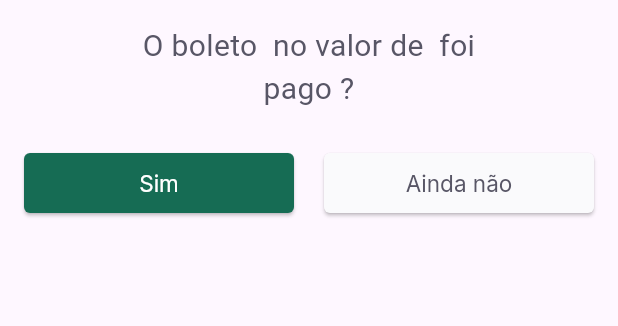
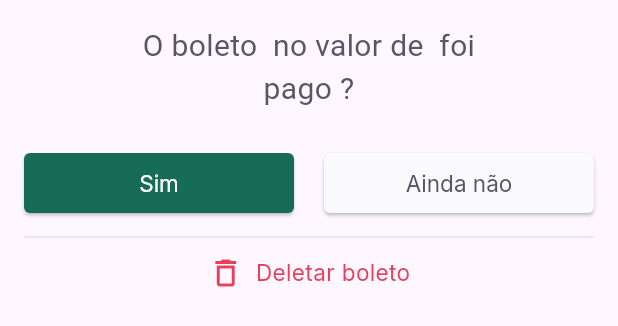
Before and after one commit to smborgesMobile/Flutter-Pay-Flow, a Flutter app: the DeleteBillBottomSheet widget shown alone on an empty page, opened directly with empty values, on a phone screen of 412 x 824 dp. Shown: the top 326 px of the screen. Run offline on Flutter 3.47's test engine with Material 3 defaults, Android fonts, the phone set to English and light mode, and no system bars; our stand-ins replace camera, firebase_core, flutter_bloc, flutter_masked_text2, google_fonts, google_sign_in and 2 more; missing offline and left inert: google_ml_kit; accounts and stored records are empty; network calls fail.

Commit message:
feat: create delete button

```diff
--- a/lib/shared/themes/app_text_styles.dart
+++ b/lib/shared/themes/app_text_styles.dart
@@ -118,4 +118,10 @@ class TextStyles {
     fontWeight: FontWeight.w600,
     color: AppColors.body,
   );
+  static final deleteLabel = GoogleFonts.inter(
+    fontSize: 15,
+    fontWeight: FontWeight.w400,
+    height: 1.0,
+    color: AppColors.delete,
+  );
 }
--- a/lib/shared/widgets/delete_bill_bottom_sheet/delete_bill_bottom_sheet.dart
+++ b/lib/shared/widgets/delete_bill_bottom_sheet/delete_bill_bottom_sheet.dart
@@ -1,6 +1,7 @@
 import 'package:flutter/material.dart';
 import 'package:learning_project/shared/themes/app_colors.dart';
 import 'package:learning_project/shared/themes/app_text_styles.dart';
+import 'package:learning_project/shared/widgets/delete_text_button/delete_text_button.dart';
 
 class DeleteBillBottomSheet extends StatelessWidget {
   final VoidCallback onConfirm;
@@ -33,8 +34,7 @@ class DeleteBillBottomSheet extends StatelessWidget {
                     const TextSpan(text: 'O boleto '),
                     TextSpan(
                       text: billTitle,
-                      style:
-                          TextStyles.titleBoldHeading,
+                      style: TextStyles.titleBoldHeading,
                     ),
                     const TextSpan(text: ' no valor de '),
                     TextSpan(
@@ -85,6 +85,9 @@ class DeleteBillBottomSheet extends StatelessWidget {
                 ),
               ],
             ),
+            Divider(height: 24, color: AppColors.stroke, thickness: 1),
+            SizedBox(width: 16),
+            DeleteTextButton()
           ],
         ),
       ),
--- /dev/null
+++ b/lib/shared/widgets/delete_text_button/delete_text_button.dart
@@ -0,0 +1,25 @@
+import 'package:flutter/material.dart';
+import 'package:learning_project/shared/themes/app_text_styles.dart';
+import 'package:learning_project/shared/themes/app_colors.dart';
+
+class DeleteTextButton extends StatelessWidget {
+  const DeleteTextButton({super.key});
+
+  @override
+  Widget build(BuildContext context) {
+    return Row(
+      mainAxisSize: MainAxisSize.min,
+      children: [
+        Icon(
+          Icons.delete_outline,
+          color: AppColors.delete,
+        ),
+        const SizedBox(width: 8),
+        Text(
+          'Deletar boleto',
+          style: TextStyles.deleteLabel,
+        ),
+      ],
+    );
+  }
+}
```
